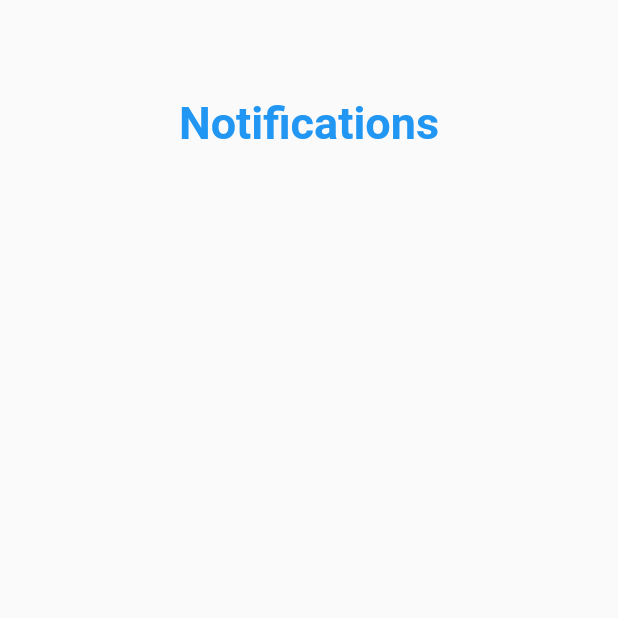
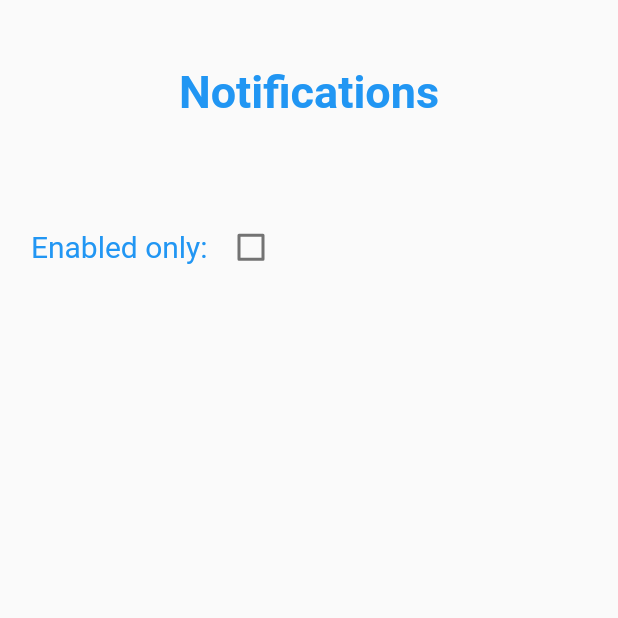
Before and after one commit to ElliotHarding/Rememberer, a Flutter app: the PageUpcomingNotifications screen opened directly, on a phone screen of 412 x 824 dp, the top half of it. Run offline on Flutter 3.47's test engine with Material 2 defaults, Android fonts, the light colour scheme and no system bars; our stand-ins replace fl_chart, flutter_local_notifications, flutter_native_timezone, hive, rxdart, timezone; accounts and stored records are empty.

Commit message:
wip - progress

```diff
--- a/epilepsy_prevention/lib/memory.dart
+++ b/epilepsy_prevention/lib/memory.dart
@@ -138,8 +138,6 @@ class Database
 
     _m_memoryBox = await Hive.openBox("Memories.db");
     _m_settingsBox = await Hive.openBox("settings.db");
-
-    //removeCompletedNotifyTimes();
   }
 
   int getAndIncrementChannelNumber()
--- a/epilepsy_prevention/lib/page_upcomingNotifications.dart
+++ b/epilepsy_prevention/lib/page_upcomingNotifications.dart
@@ -14,31 +14,37 @@ class PageUpcomingNotifications extends StatefulWidget
 class PageUpcomingNotificationsState extends State<PageUpcomingNotifications>
 {
   List<Widget> m_notificationsWidget = [];
+  bool m_bEnabledOnly = false;
 
   @override
   Widget build(BuildContext context) {
 
     Notifications.setupNotificationActionListener(context);
 
-    m_notificationsWidget = getNotificationWidgets(context);
+    m_notificationsWidget = getNotificationWidgets();
 
     return Scaffold(
         body: Column(children: [
 
-          SizedBox(width: MediaQuery.of(context).size.width * 0.8, height: MediaQuery.of(context).size.height * 0.2, child:
+          SizedBox(width: MediaQuery.of(context).size.width * 0.8, height: MediaQuery.of(context).size.height * 0.15, child:
             const Center(child:
               Text("Notifications", style: TextStyle(fontSize: 30, fontWeight: FontWeight.bold, color: Colors.blue), textAlign: TextAlign.left),
             )
           ),
 
-          SizedBox(width: MediaQuery.of(context).size.width, height: MediaQuery.of(context).size.height * 0.8, child:
+          SizedBox(width: MediaQuery.of(context).size.width * 0.9, height: MediaQuery.of(context).size.height * 0.1, child: Row(children: [
+            const Text("Enabled only: ", style: TextStyle(fontSize: 20, color: Colors.blue), textAlign: TextAlign.left),
+            Checkbox(value: m_bEnabledOnly, onChanged: (bool? value) => onEnabledOnlyCheckboxChanged(value)),
+          ])),
+
+          SizedBox(width: MediaQuery.of(context).size.width, height: MediaQuery.of(context).size.height * 0.75, child:
             ListView(shrinkWrap: true, scrollDirection: Axis.vertical, children: m_notificationsWidget)
           ),
         ],)
     );
   }
 
-  List<Widget> getNotificationWidgets(BuildContext context)
+  List<Widget> getNotificationWidgets()
   {
     List<MemoryNotification> notifications = getUppcommingNotifications();
 
@@ -46,15 +52,15 @@ class PageUpcomingNotificationsState extends State<PageUpcomingNotifications>
     for(MemoryNotification memNotification in notifications)
     {
       widgets.add(Row(mainAxisAlignment: MainAxisAlignment.center, crossAxisAlignment: CrossAxisAlignment.center, children: [
-        SizedBox(width: MediaQuery.of(context).size.width * 0.4, height: MediaQuery.of(context).size.height * 0.1, child: TextButton(onPressed: () => onQuestionPressed(memNotification.m_memory, context), child:
+        SizedBox(width: MediaQuery.of(context).size.width * 0.4, height: MediaQuery.of(context).size.height * 0.1, child: TextButton(onPressed: () => onQuestionPressed(memNotification.m_memory), child:
           Text(memNotification.m_memory.m_question, style: const TextStyle(fontSize: 20.0, color: Colors.blue)))
         ),
 
-        SizedBox(width: MediaQuery.of(context).size.width * 0.4, height: MediaQuery.of(context).size.height * 0.1, child: TextButton(onPressed: () => onQuestionPressed(memNotification.m_memory, context), child:
+        SizedBox(width: MediaQuery.of(context).size.width * 0.4, height: MediaQuery.of(context).size.height * 0.1, child: TextButton(onPressed: () => onQuestionPressed(memNotification.m_memory), child:
           Text(epochMsToDate(memNotification.m_notificationTime), style: const TextStyle(fontSize: 20.0, color: Colors.blue)))
         ),
 
-        SizedBox(width: MediaQuery.of(context).size.width * 0.2, height: MediaQuery.of(context).size.height * 0.1, child: TextButton(onPressed: () => onDeleteNotificationPressed(memNotification, context), child:
+        SizedBox(width: MediaQuery.of(context).size.width * 0.2, height: MediaQuery.of(context).size.height * 0.1, child: TextButton(onPressed: () => onDeleteNotificationPressed(memNotification), child:
           const Text("X"))
         )
       ]));
@@ -72,11 +78,14 @@ class PageUpcomingNotificationsState extends State<PageUpcomingNotifications>
     {
       for(Memory memory in box.values)
       {
-        for (int notifyTime in memory.m_notifyTimes)
+        if((m_bEnabledOnly && memory.m_bNotificationsEnabled) || !m_bEnabledOnly)
         {
-          if(notifyTime > DateTime.now().millisecondsSinceEpoch)
+          for (int notifyTime in memory.m_notifyTimes)
           {
-            notifications.add(MemoryNotification(notifyTime, memory));
+            if(notifyTime > DateTime.now().millisecondsSinceEpoch)
+            {
+              notifications.add(MemoryNotification(notifyTime, memory));
+            }
           }
         }
       }
@@ -85,6 +94,15 @@ class PageUpcomingNotificationsState extends State<PageUpcomingNotifications>
     notifications.sort((a, b) => a.m_notificationTime.compareTo(b.m_notificationTime));
 
     return notifications;
+  }
+
+  void onEnabledOnlyCheckboxChanged(bool? enabled)
+  {
+    setState(()
+    {
+      m_bEnabledOnly = enabled == true;
+      m_notificationsWidget = getNotificationWidgets();
+    });
   }
 
   void deleteNotification(MemoryNotification memoryNotification) async
@@ -101,19 +119,19 @@ class PageUpcomingNotificationsState extends State<PageUpcomingNotifications>
     return date.toString();
   }
 
-  void onQuestionPressed(Memory memory, BuildContext context) async
+  void onQuestionPressed(Memory memory) async
   {
     await Navigator.push(context, MaterialPageRoute(builder: (context) => PageMemory(memory)));
     setState(() {
-      m_notificationsWidget = getNotificationWidgets(context);
+      m_notificationsWidget = getNotificationWidgets();
     });
   }
 
-  void onDeleteNotificationPressed(MemoryNotification memNotification, BuildContext context)
+  void onDeleteNotificationPressed(MemoryNotification memNotification)
   {
     deleteNotification(memNotification);
     setState(() {
-      m_notificationsWidget = getNotificationWidgets(context);
+      m_notificationsWidget = getNotificationWidgets();
     });
   }
 }
```
